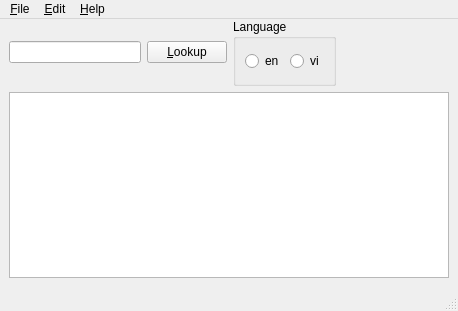
easai/ViDict, file mainwindow.ui: the form before one commit.
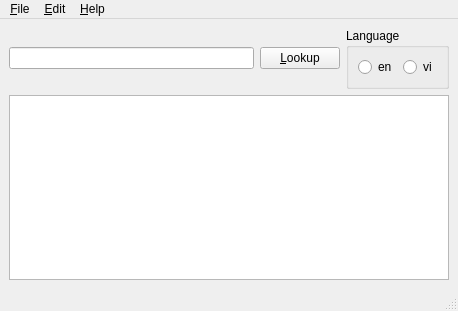
The form after the commit.

Commit message: Set resize

```diff
--- a/mainwindow.ui
+++ b/mainwindow.ui
@@ -14,25 +14,8 @@
    <string>MainWindow</string>
   </property>
   <widget class="QWidget" name="centralwidget">
-   <widget class="QTextEdit" name="textEdit">
-    <property name="geometry">
-     <rect>
-      <x>9</x>
-      <y>73</y>
-      <width>440</width>
-      <height>186</height>
-     </rect>
-    </property>
-   </widget>
-   <widget class="QWidget" name="">
-    <property name="geometry">
-     <rect>
-      <x>9</x>
-      <y>0</y>
-      <width>327</width>
-      <height>67</height>
-     </rect>
-    </property>
+   <layout class="QVBoxLayout" name="verticalLayout">
+    <item>
     <layout class="QHBoxLayout" name="horizontalLayout_3">
      <item>
       <layout class="QHBoxLayout" name="horizontalLayout">
@@ -72,7 +55,11 @@
       </widget>
      </item>
     </layout>
-   </widget>
+    </item>
+    <item>
+     <widget class="QTextEdit" name="textEdit"/>
+    </item>
+   </layout>
   </widget>
   <widget class="QMenuBar" name="menubar">
    <property name="geometry">
```
Lines whose indentation alone changed are shown as unchanged.
